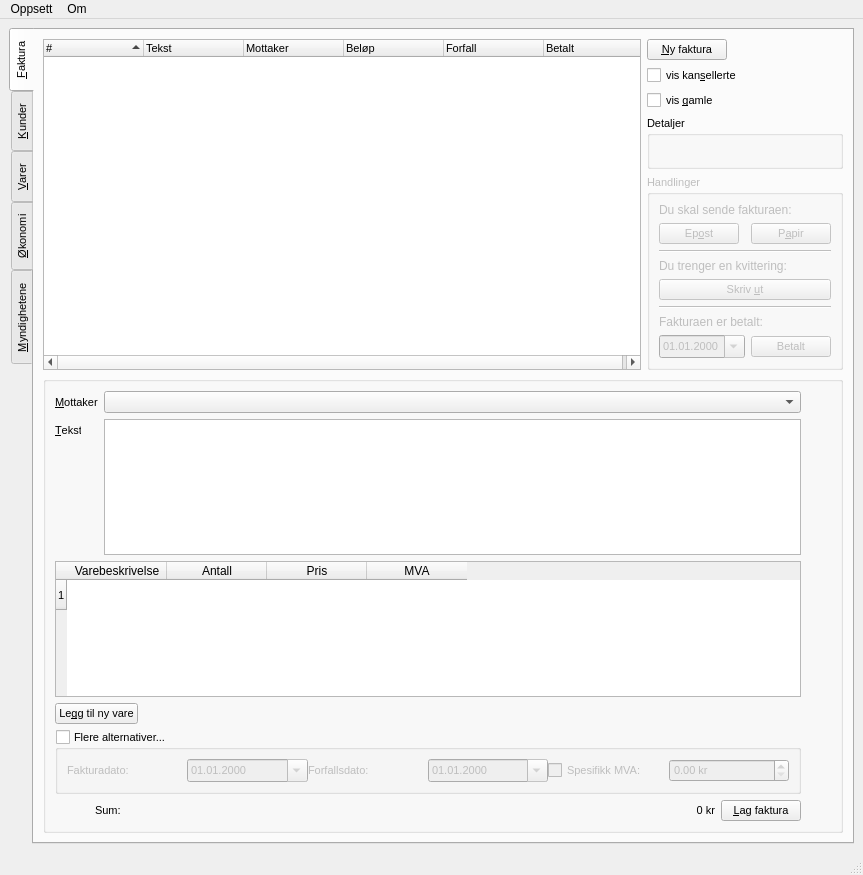
First picture: the form in faktura4.ui, repository kkoksvik/finfaktura, before the edit.
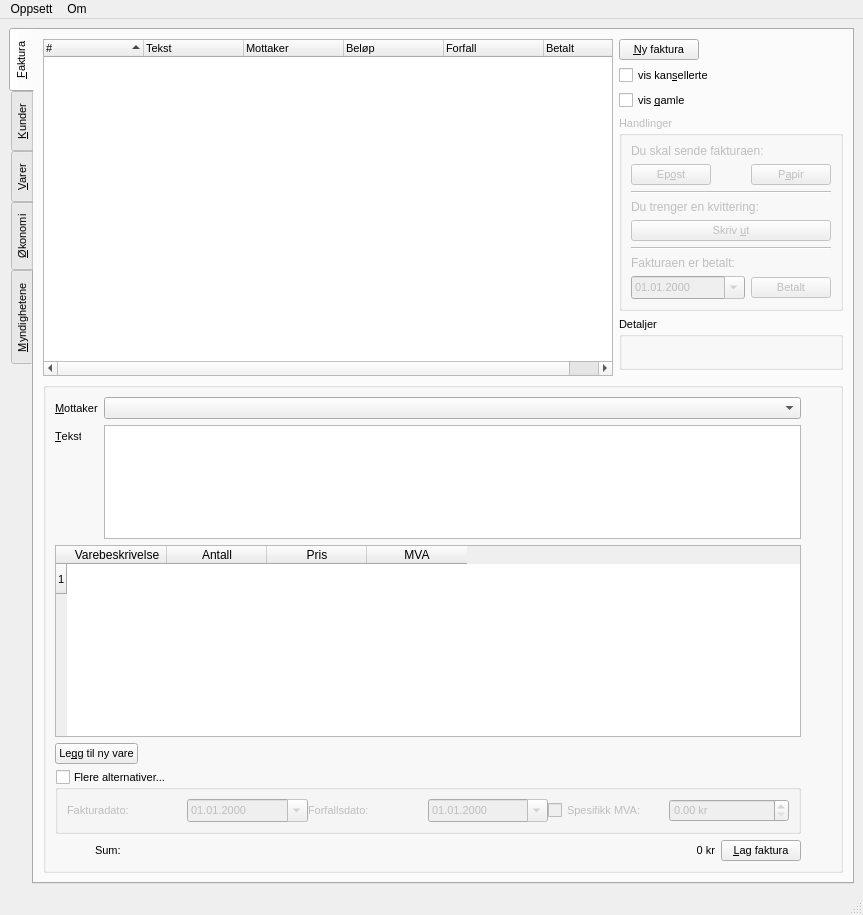
Second picture: the form after the edit. Icons and pictures are not drawn.

Commit message: Lager litt bedre plass når "Ny faktura"-vinduet vises

What changed in the file:
```diff
--- a/faktura4.ui
+++ b/faktura4.ui
@@ -6,7 +6,7 @@
     <x>0</x>
     <y>0</y>
     <width>863</width>
-    <height>875</height>
+    <height>915</height>
    </rect>
   </property>
   <property name="font" >
@@ -27,7 +27,7 @@
      <x>0</x>
      <y>27</y>
      <width>863</width>
-     <height>827</height>
+     <height>867</height>
     </rect>
    </property>
    <layout class="QGridLayout" name="gridLayout_9" >
@@ -71,14 +71,14 @@
          <x>0</x>
          <y>0</y>
          <width>821</width>
-         <height>811</height>
+         <height>851</height>
         </rect>
        </property>
        <attribute name="title" >
         <string>&amp;Faktura</string>
        </attribute>
        <layout class="QGridLayout" name="gridLayout_8" >
-        <item rowspan="5" row="0" column="0" colspan="2" >
+        <item rowspan="6" row="0" column="0" colspan="2" >
          <widget class="QTreeWidget" name="fakturaFakturaliste" >
           <property name="sizePolicy" >
            <sizepolicy vsizetype="Expanding" hsizetype="Expanding" >
@@ -165,171 +165,7 @@
           </property>
          </widget>
         </item>
-        <item row="3" column="2" >
-         <widget class="QGroupBox" name="groupBox_2" >
-          <property name="title" >
-           <string>Detaljer</string>
-          </property>
-          <layout class="QGridLayout" name="gridLayout_11" >
-           <item row="0" column="0" >
-            <widget class="QLabel" name="fakturaDetaljerTekst" >
-             <property name="text" >
-              <string/>
-             </property>
-             <property name="textFormat" >
-              <enum>Qt::RichText</enum>
-             </property>
-             <property name="alignment" >
-              <set>Qt::AlignLeading|Qt::AlignLeft|Qt::AlignTop</set>
-             </property>
-             <property name="wordWrap" >
-              <bool>true</bool>
-             </property>
-            </widget>
-           </item>
-          </layout>
-         </widget>
-        </item>
-        <item row="4" column="2" >
-         <widget class="QGroupBox" name="fakturaHandlinger" >
-          <property name="enabled" >
-           <bool>false</bool>
-          </property>
-          <property name="title" >
-           <string>Handlinger</string>
-          </property>
-          <layout class="QGridLayout" name="gridLayout_12" >
-           <item row="0" column="0" colspan="3" >
-            <widget class="QLabel" name="textLabel2_2" >
-             <property name="font" >
-              <font>
-               <pointsize>9</pointsize>
-              </font>
-             </property>
-             <property name="text" >
-              <string>Du skal sende fakturaen:</string>
-             </property>
-             <property name="wordWrap" >
-              <bool>false</bool>
-             </property>
-            </widget>
-           </item>
-           <item row="1" column="0" >
-            <widget class="QPushButton" name="fakturaLagEpost" >
-             <property name="toolTip" >
-              <string>Lager en efaktura for sending per epost</string>
-             </property>
-             <property name="text" >
-              <string>Ep&amp;ost</string>
-             </property>
-             <property name="shortcut" >
-              <string>Alt+O</string>
-             </property>
-            </widget>
-           </item>
-           <item row="1" column="2" >
-            <widget class="QPushButton" name="fakturaLagPapir" >
-             <property name="toolTip" >
-              <string>Lager en papirfaktura for utskrift på skjema F60 (gul faktura)</string>
-             </property>
-             <property name="text" >
-              <string>P&amp;apir</string>
-             </property>
-             <property name="shortcut" >
-              <string/>
-             </property>
-            </widget>
-           </item>
-           <item row="2" column="0" colspan="3" >
-            <widget class="Line" name="line1_2" >
-             <property name="frameShape" >
-              <enum>QFrame::HLine</enum>
-             </property>
-             <property name="frameShadow" >
-              <enum>QFrame::Sunken</enum>
-             </property>
-            </widget>
-           </item>
-           <item row="3" column="0" colspan="3" >
-            <widget class="QLabel" name="textLabel4_2" >
-             <property name="font" >
-              <font>
-               <pointsize>9</pointsize>
-              </font>
-             </property>
-             <property name="text" >
-              <string>Du trenger en kvittering:</string>
-             </property>
-             <property name="wordWrap" >
-              <bool>false</bool>
-             </property>
-            </widget>
-           </item>
-           <item row="4" column="0" colspan="3" >
-            <widget class="QPushButton" name="fakturaLagKvittering" >
-             <property name="toolTip" >
-              <string>Skriver ut en kvittering på skriveren</string>
-             </property>
-             <property name="text" >
-              <string>Skriv &amp;ut</string>
-             </property>
-             <property name="shortcut" >
-              <string>Alt+U</string>
-             </property>
-            </widget>
-           </item>
-           <item row="5" column="0" colspan="3" >
-            <widget class="Line" name="line1" >
-             <property name="frameShape" >
-              <enum>QFrame::HLine</enum>
-             </property>
-             <property name="frameShadow" >
-              <enum>QFrame::Sunken</enum>
-             </property>
-            </widget>
-           </item>
-           <item row="6" column="0" colspan="3" >
-            <widget class="QLabel" name="textLabel3_2" >
-             <property name="font" >
-              <font>
-               <pointsize>9</pointsize>
-              </font>
-             </property>
-             <property name="text" >
-              <string>Fakturaen er betalt:</string>
-             </property>
-             <property name="wordWrap" >
-              <bool>false</bool>
-             </property>
-            </widget>
-           </item>
-           <item row="7" column="2" >
-            <widget class="QPushButton" name="fakturaBetalt" >
-             <property name="toolTip" >
-              <string>Markerer fakturaen som betalt (på angitt dato)</string>
-             </property>
-             <property name="text" >
-              <string>Betalt</string>
-             </property>
-             <property name="shortcut" >
-              <string/>
-             </property>
-            </widget>
-           </item>
-           <item row="7" column="0" colspan="2" >
-            <widget class="QDateEdit" name="fakturaBetaltDato" >
-             <property name="displayFormat" >
-              <string>dd.MM.yyyy</string>
-             </property>
-             <property name="calendarPopup" >
-              <bool>true</bool>
-             </property>
-            </widget>
-           </item>
-          </layout>
-         </widget>
-        </item>
-        <item row="5" column="0" colspan="3" >
+        <item row="6" column="0" colspan="3" >
          <widget class="QGroupBox" name="fakturaFakta" >
           <property name="title" >
            <string/>
@@ -400,6 +236,12 @@
                  </item>
                  <item row="2" column="1" >
                   <widget class="QPlainTextEdit" name="fakturaFaktaTekst" >
+                   <property name="sizePolicy" >
+                    <sizepolicy vsizetype="Expanding" hsizetype="Expanding" >
+                     <horstretch>0</horstretch>
+                     <verstretch>1</verstretch>
+                    </sizepolicy>
+                   </property>
                    <property name="tabChangesFocus" >
                     <bool>true</bool>
                    </property>
@@ -411,6 +253,12 @@
                 <layout class="QVBoxLayout" name="verticalLayout_2" >
                  <item>
                   <widget class="QTableWidget" name="fakturaVareliste" >
+                   <property name="sizePolicy" >
+                    <sizepolicy vsizetype="MinimumExpanding" hsizetype="Expanding" >
+                     <horstretch>0</horstretch>
+                     <verstretch>3</verstretch>
+                    </sizepolicy>
+                   </property>
                    <property name="toolTip" >
                     <string>Varene som hører med fakturaen. Velg tidligerere definerte varer, eller legg til nye ved å skrive inn tekst, pris og MVA</string>
                    </property>
@@ -739,6 +587,193 @@
           </property>
          </widget>
         </item>
+        <item row="4" column="2" >
+         <widget class="QGroupBox" name="groupBox_2" >
+          <property name="title" >
+           <string>Detaljer</string>
+          </property>
+          <layout class="QGridLayout" name="gridLayout_11" >
+           <item row="0" column="0" >
+            <widget class="QLabel" name="fakturaDetaljerTekst" >
+             <property name="minimumSize" >
+              <size>
+               <width>200</width>
+               <height>0</height>
+              </size>
+             </property>
+             <property name="text" >
+              <string/>
+             </property>
+             <property name="textFormat" >
+              <enum>Qt::RichText</enum>
+             </property>
+             <property name="alignment" >
+              <set>Qt::AlignLeading|Qt::AlignLeft|Qt::AlignTop</set>
+             </property>
+             <property name="wordWrap" >
+              <bool>true</bool>
+             </property>
+            </widget>
+           </item>
+          </layout>
+         </widget>
+        </item>
+        <item row="3" column="2" >
+         <widget class="QGroupBox" name="fakturaHandlinger" >
+          <property name="enabled" >
+           <bool>false</bool>
+          </property>
+          <property name="sizePolicy" >
+           <sizepolicy vsizetype="Minimum" hsizetype="Preferred" >
+            <horstretch>0</horstretch>
+            <verstretch>0</verstretch>
+           </sizepolicy>
+          </property>
+          <property name="title" >
+           <string>Handlinger</string>
+          </property>
+          <layout class="QGridLayout" name="gridLayout_12" >
+           <item row="0" column="0" colspan="3" >
+            <widget class="QLabel" name="textLabel2_2" >
+             <property name="font" >
+              <font>
+               <pointsize>9</pointsize>
+              </font>
+             </property>
+             <property name="text" >
+              <string>Du skal sende fakturaen:</string>
+             </property>
+             <property name="wordWrap" >
+              <bool>false</bool>
+             </property>
+            </widget>
+           </item>
+           <item row="1" column="0" >
+            <widget class="QPushButton" name="fakturaLagEpost" >
+             <property name="toolTip" >
+              <string>Lager en efaktura for sending per epost</string>
+             </property>
+             <property name="text" >
+              <string>Ep&amp;ost</string>
+             </property>
+             <property name="shortcut" >
+              <string>Alt+O</string>
+             </property>
+            </widget>
+           </item>
+           <item row="1" column="2" >
+            <widget class="QPushButton" name="fakturaLagPapir" >
+             <property name="toolTip" >
+              <string>Lager en papirfaktura for utskrift på skjema F60 (gul faktura)</string>
+             </property>
+             <property name="text" >
+              <string>P&amp;apir</string>
+             </property>
+             <property name="shortcut" >
+              <string/>
+             </property>
+            </widget>
+           </item>
+           <item row="2" column="0" colspan="3" >
+            <widget class="Line" name="line1_2" >
+             <property name="frameShape" >
+              <enum>QFrame::HLine</enum>
+             </property>
+             <property name="frameShadow" >
+              <enum>QFrame::Sunken</enum>
+             </property>
+            </widget>
+           </item>
+           <item row="3" column="0" colspan="3" >
+            <widget class="QLabel" name="textLabel4_2" >
+             <property name="font" >
+              <font>
+               <pointsize>9</pointsize>
+              </font>
+             </property>
+             <property name="text" >
+              <string>Du trenger en kvittering:</string>
+             </property>
+             <property name="wordWrap" >
+              <bool>false</bool>
+             </property>
+            </widget>
+           </item>
+           <item row="4" column="0" colspan="3" >
+            <widget class="QPushButton" name="fakturaLagKvittering" >
+             <property name="toolTip" >
+              <string>Skriver ut en kvittering på skriveren</string>
+             </property>
+             <property name="text" >
+              <string>Skriv &amp;ut</string>
+             </property>
+             <property name="shortcut" >
+              <string>Alt+U</string>
+             </property>
+            </widget>
+           </item>
+           <item row="5" column="0" colspan="3" >
+            <widget class="Line" name="line1" >
+             <property name="frameShape" >
+              <enum>QFrame::HLine</enum>
+             </property>
+             <property name="frameShadow" >
+              <enum>QFrame::Sunken</enum>
+             </property>
+            </widget>
+           </item>
+           <item row="6" column="0" colspan="3" >
+            <widget class="QLabel" name="textLabel3_2" >
+             <property name="font" >
+              <font>
+               <pointsize>9</pointsize>
+              </font>
+             </property>
+             <property name="text" >
+              <string>Fakturaen er betalt:</string>
+             </property>
+             <property name="wordWrap" >
+              <bool>false</bool>
+             </property>
+            </widget>
+           </item>
+           <item row="7" column="2" >
+            <widget class="QPushButton" name="fakturaBetalt" >
+             <property name="toolTip" >
+              <string>Markerer fakturaen som betalt (på angitt dato)</string>
+             </property>
+             <property name="text" >
+              <string>Betalt</string>
+             </property>
+             <property name="shortcut" >
+              <string/>
+             </property>
+            </widget>
+           </item>
+           <item row="7" column="0" colspan="2" >
+            <widget class="QDateEdit" name="fakturaBetaltDato" >
+             <property name="displayFormat" >
+              <string>dd.MM.yyyy</string>
+             </property>
+             <property name="calendarPopup" >
+              <bool>true</bool>
+             </property>
+            </widget>
+           </item>
+          </layout>
+          <zorder>textLabel2_2</zorder>
+          <zorder>fakturaLagEpost</zorder>
+          <zorder>fakturaLagPapir</zorder>
+          <zorder>line1_2</zorder>
+          <zorder>textLabel4_2</zorder>
+          <zorder>fakturaLagKvittering</zorder>
+          <zorder>line1</zorder>
+          <zorder>textLabel3_2</zorder>
+          <zorder>fakturaBetalt</zorder>
+          <zorder>fakturaBetaltDato</zorder>
+          <zorder>groupBox_2</zorder>
+         </widget>
+        </item>
        </layout>
       </widget>
       <widget class="QWidget" name="tab_2" >
@@ -2076,7 +2111,7 @@
    <property name="geometry" >
     <rect>
      <x>0</x>
-     <y>854</y>
+     <y>894</y>
      <width>863</width>
      <height>21</height>
     </rect>
```
Left out of the diff: 8 changed lines with no effect on the pictures. The commit also changes 1 other file.
